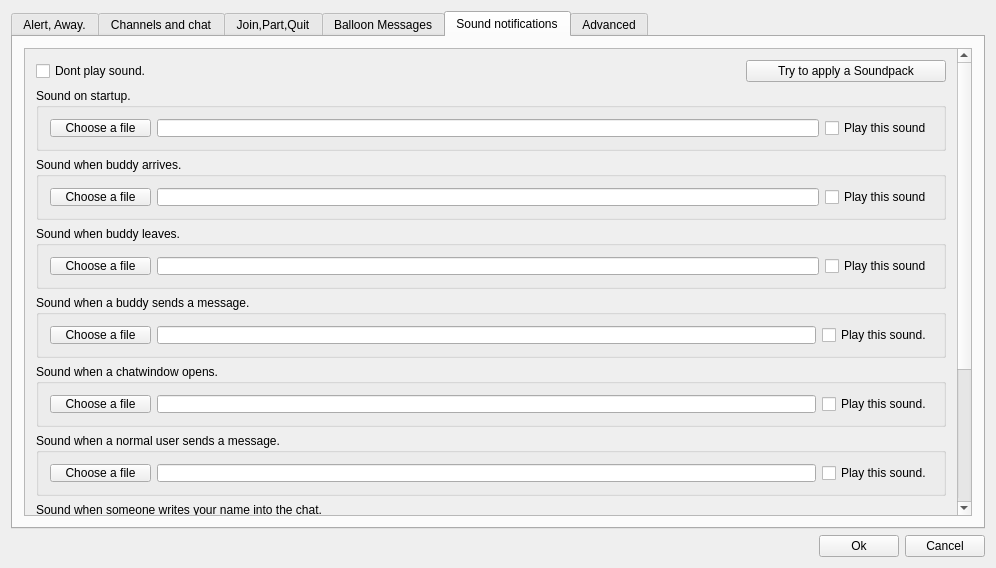
This is trunk/src/wormnet/settingswindow.ui in svn2github/twsoldunsupported as Qt 5 draws it before an edit. The edited form follows.
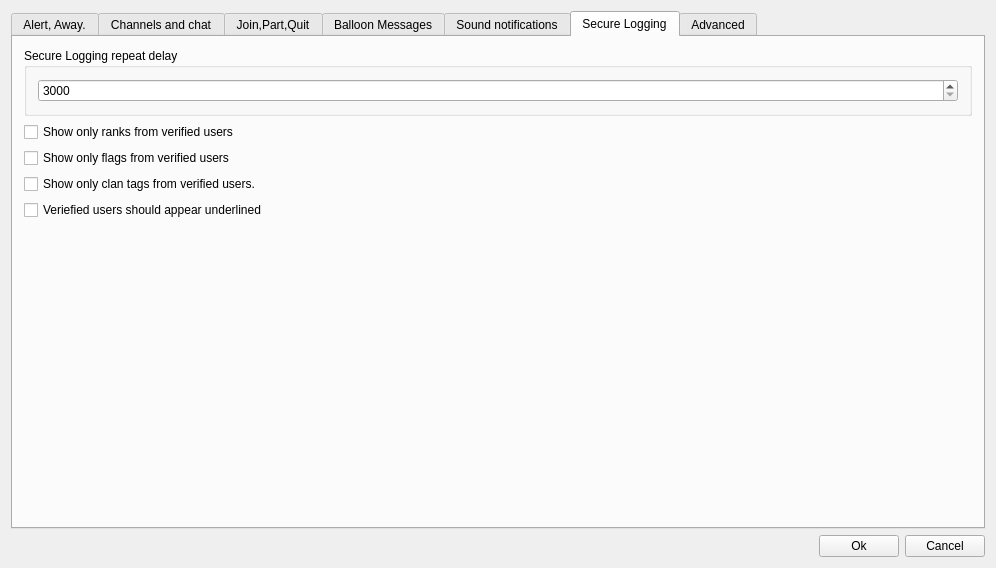
This is the edited form.

```diff
--- a/trunk/src/wormnet/settingswindow.ui
+++ b/trunk/src/wormnet/settingswindow.ui
@@ -19,7 +19,7 @@
      <item>
       <widget class="QTabWidget" name="tabWidget">
        <property name="currentIndex">
-        <number>4</number>
+        <number>5</number>
        </property>
        <widget class="QWidget" name="tab">
         <attribute name="title">
@@ -620,7 +620,7 @@
              <rect>
               <x>0</x>
               <y>0</y>
-              <width>933</width>
+              <width>306</width>
               <height>668</height>
              </rect>
             </property>
@@ -643,7 +643,7 @@
                   <widget class="QPushButton" name="pushButton">
                    <property name="maximumSize">
                     <size>
-                     <width>200</width>
+                     <width>300</width>
                      <height>16777215</height>
                     </size>
                    </property>
@@ -1108,6 +1108,73 @@
          </item>
         </layout>
        </widget>
+       <widget class="QWidget" name="tab_7">
+        <attribute name="title">
+         <string>Secure Logging</string>
+        </attribute>
+        <layout class="QVBoxLayout" name="verticalLayout_4">
+         <item>
+          <widget class="QGroupBox" name="groupBox">
+           <property name="title">
+            <string>Secure Logging repeat delay</string>
+           </property>
+           <layout class="QHBoxLayout" name="horizontalLayout_2">
+            <item>
+             <widget class="QSpinBox" name="sbsecureloggingrepeatdelay">
+              <property name="minimum">
+               <number>3000</number>
+              </property>
+              <property name="maximum">
+               <number>150000</number>
+              </property>
+             </widget>
+            </item>
+           </layout>
+          </widget>
+         </item>
+         <item>
+          <widget class="QCheckBox" name="cbonlyshowranksfromverifiedusers">
+           <property name="text">
+            <string>Show only ranks from verified users</string>
+           </property>
+          </widget>
+         </item>
+         <item>
+          <widget class="QCheckBox" name="cbonlyshowflagsfromverifiedusers">
+           <property name="text">
+            <string>Show only flags from verified users</string>
+           </property>
+          </widget>
+         </item>
+         <item>
+          <widget class="QCheckBox" name="cbshowranksonlyfromsecureloggedusers">
+           <property name="text">
+            <string>Show only clan tags from verified users.</string>
+           </property>
+          </widget>
+         </item>
+         <item>
+          <widget class="QCheckBox" name="cbunderlineverifiedusers">
+           <property name="text">
+            <string>Veriefied users should appear underlined</string>
+           </property>
+          </widget>
+         </item>
+         <item>
+          <spacer name="verticalSpacer_5">
+           <property name="orientation">
+            <enum>Qt::Vertical</enum>
+           </property>
+           <property name="sizeHint" stdset="0">
+            <size>
+             <width>20</width>
+             <height>342</height>
+            </size>
+           </property>
+          </spacer>
+         </item>
+        </layout>
+       </widget>
        <widget class="QWidget" name="tab_2">
         <attribute name="title">
          <string>Advanced</string>
```
